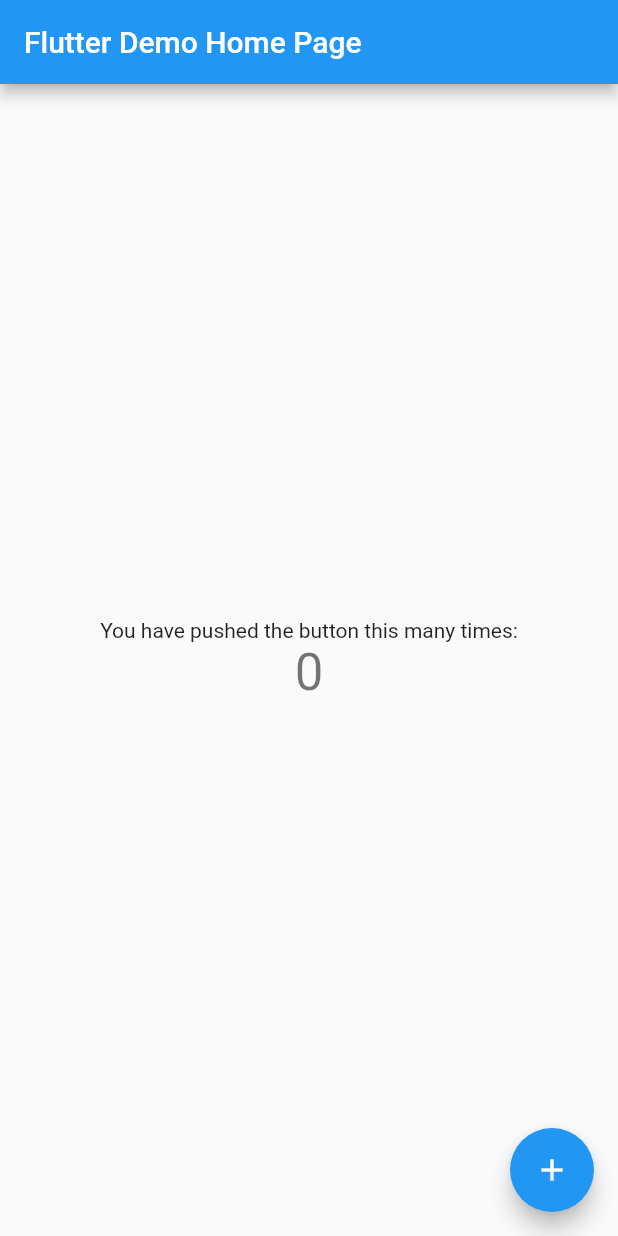
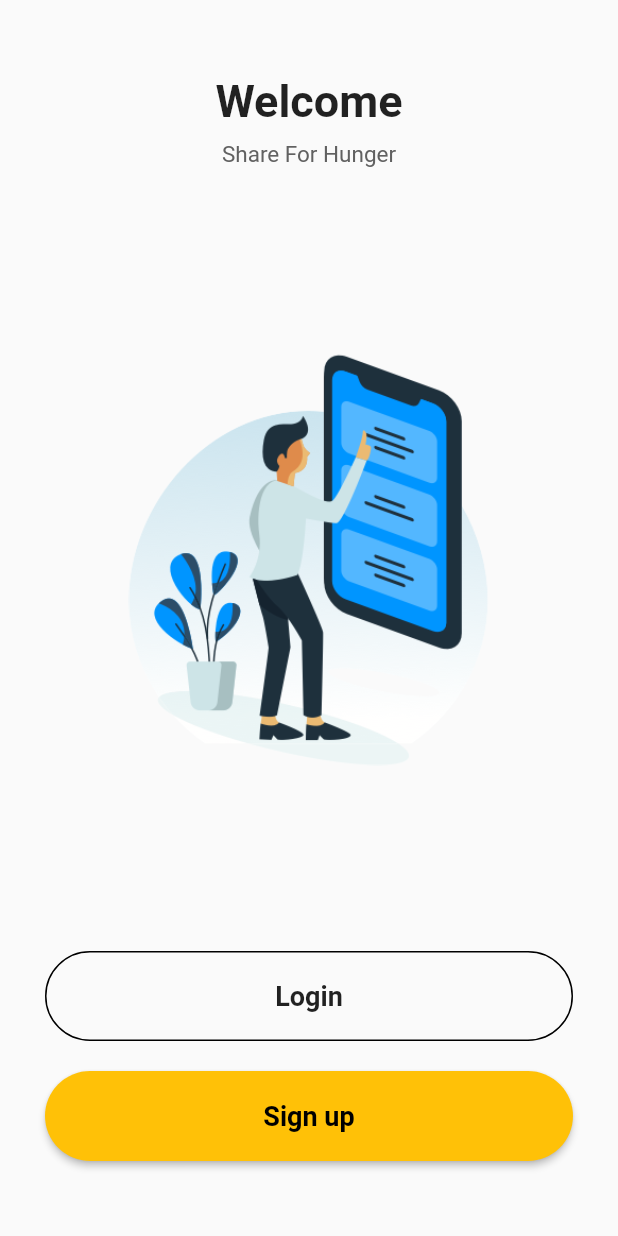
Before and after one commit to BhautikPoriya/share_for_hunger, a Flutter app: the screen it shows after launch, on a phone screen of 412 x 824 dp. Run offline on Flutter 3.47's test engine with Material 2 defaults, Android fonts, the light colour scheme and no system bars.

Commit message:
Create New Login-Signup Ui

```diff
--- a/lib/main.dart
+++ b/lib/main.dart
@@ -1,113 +1,119 @@
+import 'dart:ui';
 import 'package:flutter/material.dart';
+import 'package:login_signup_screen/login.dart';
+import 'package:login_signup_screen/signup.dart';
 
 void main() {
-  runApp(MyApp());
+  runApp(MaterialApp(
+    debugShowCheckedModeBanner: false,
+    home: HomePage(),
+  ));
 }
 
-class MyApp extends StatelessWidget {
-  // This widget is the root of your application.
+class HomePage extends StatelessWidget {
   @override
   Widget build(BuildContext context) {
-    return MaterialApp(
-      title: 'Flutter Demo',
-      theme: ThemeData(
-        // This is the theme of your application.
+    return Scaffold(
+      body: SafeArea(
+        child: Container(
+          width: double.infinity,
+          height: MediaQuery.of(context).size.height,
+          padding: EdgeInsets.symmetric(horizontal: 30, vertical: 50),
+          child: Column(
+            // even space distribution
+            mainAxisAlignment: MainAxisAlignment.spaceBetween,
+            crossAxisAlignment: CrossAxisAlignment.center,
+            children: <Widget>[
+              Column(
+                children: <Widget>[
 
-        // Try running your application with "flutter run". You'll see the
-        // application has a blue toolbar. Then, without quitting the app, try
-        // changing the primarySwatch below to Colors.green and then invoke
-        // "hot reload" (press "r" in the console where you ran "flutter run",
-        // or simply save your changes to "hot reload" in a Flutter IDE).
-        // Notice that the counter didn't reset back to zero; the application
-        // is not restarted.
-        primarySwatch: Colors.blue,
+                  Text(
+                    "Welcome",
+                    style: TextStyle(
+                      fontWeight: FontWeight.bold,
+                      fontSize: 30,
+                    ),
+                  ),
+
+                  SizedBox(
+                    height: 9,
+                  ),
+
+                  Text(
+                    "Share For Hunger",
+                    textAlign: TextAlign.center,
+                    style: TextStyle(
+                      color: Colors.grey[700],
+                      fontSize: 15,
+                    ),
+                  ),
+
+                ],
+              ),
+
+              Container(
+                height: MediaQuery.of(context).size.height / 3,
+                decoration: BoxDecoration(
+                  image: DecorationImage(
+                    image: AssetImage("assets/welcome.png")
+                  )
+                ),
+              ),
+
+              Column(
+                children: <Widget>[
+                  // the login button
+                  MaterialButton(
+                    minWidth: double.infinity,
+                    height: 60,
+                    onPressed: () {
+                      Navigator.push(context, MaterialPageRoute(builder: (context) => LoginPage()));
+                    },
+                    // defining the shape
+                    shape: RoundedRectangleBorder(
+                      side: BorderSide(
+                        color: Colors.black
+                      ),
+                      borderRadius: BorderRadius.circular(50)
+                    ),
+                    child: Text(
+                      "Login",
+                      style: TextStyle(
+                        fontWeight: FontWeight.w600,
+                        fontSize: 18
+                      ),
+                    ),
+                  ),
+                  // creating the signup button
+                  SizedBox(height:20),
+
+                  MaterialButton(
+                    minWidth: double.infinity,
+                    height: 60,
+                    onPressed: (){
+                      Navigator.push(context, MaterialPageRoute(builder: (context)=> SignupPage()));
+                    },
+                    color: Colors.amber,
+                    shape: RoundedRectangleBorder(
+                      borderRadius: BorderRadius.circular(50)
+                    ),
+                    child: Text(
+                      "Sign up",
+                      style: TextStyle(
+                        color: Colors.black,
+                        fontWeight: FontWeight.w600,
+                        fontSize: 18
+                      ),
+                    ),
+                  ),
+
+                ],
+              ),
+
+            ],
+          ),
+        ),
       ),
-      home: MyHomePage(title: 'Flutter Demo Home Page'),
     );
   }
 }
-
-class MyHomePage extends StatefulWidget {
-  MyHomePage({Key key, this.title}) : super(key: key);
-
-  // This widget is the home page of your application. It is stateful, meaning
-  // that it has a State object (defined below) that contains fields that affect
-  // how it looks.
-
-  // This class is the configuration for the state. It holds the values (in this
-  // case the title) provided by the parent (in this case the App widget) and
-  // used by the build method of the State. Fields in a Widget subclass are
-  // always marked "final".
-
-  final String title;
-
-  @override
-  _MyHomePageState createState() => _MyHomePageState();
-}
-
-class _MyHomePageState extends State<MyHomePage> {
-  int _counter = 0;
-
-  void _incrementCounter() {
-    setState(() {
-      // This call to setState tells the Flutter framework that something has
-      // changed in this State, which causes it to rerun the build method below
-      // so that the display can reflect the updated values. If we changed
-      // _counter without calling setState(), then the build method would not be
-      // called again, and so nothing would appear to happen.
-      _counter++;
-    });
-  }
-
-  @override
-  Widget build(BuildContext context) {
-    // This method is rerun every time setState is called, for instance as done
-    // by the _incrementCounter method above.
-    //
-    // The Flutter framework has been optimized to make rerunning build methods
-    // fast, so that you can just rebuild anything that needs updating rather
-    // than having to individually change instances of widgets.
-    return Scaffold(
-      appBar: AppBar(
-        // Here we take the value from the MyHomePage object that was created by
-        // the App.build method, and use it to set our appbar title.
-        title: Text(widget.title),
-      ),
-      body: Center(
-        // Center is a layout widget. It takes a single child and positions it
-        // in the middle of the parent.
-        child: Column(
-          // Column is also a layout widget. It takes a list of children and
-          // arranges them vertically. By default, it sizes itself to fit its
-          // children horizontally, and tries to be as tall as its parent.
-          //
-          // Invoke "debug painting" (press "p" in the console, choose the
-          // "Toggle Debug Paint" action from the Flutter Inspector in Android
-          // Studio, or the "Toggle Debug Paint" command in Visual Studio Code)
-          // to see the wireframe for each widget.
-          //
-          // Column has various properties to control how it sizes itself and
-          // how it positions its children. Here we use mainAxisAlignment to
-          // center the children vertically; the main axis here is the vertical
-          // axis because Columns are vertical (the cross axis would be
-          // horizontal).
-          mainAxisAlignment: MainAxisAlignment.center,
-          children: <Widget>[
-            Text(
-              'You have pushed the button this many times:',
-            ),
-            Text(
-              '$_counter',
-              style: Theme.of(context).textTheme.headline4,
-            ),
-          ],
-        ),
-      ),
-      floatingActionButton: FloatingActionButton(
-        onPressed: _incrementCounter,
-        tooltip: 'Increment',
-        child: Icon(Icons.add),
-      ), // This trailing comma makes auto-formatting nicer for build methods.
-    );
-  }
-}
```
Also changed, not shown: lib/login.dart (added, +141 -0 lines), lib/signup.dart (added, +138 -0 lines), pubspec.yaml (+7 -3 lines), assets/background.png (added), assets/welcome.png (added).
